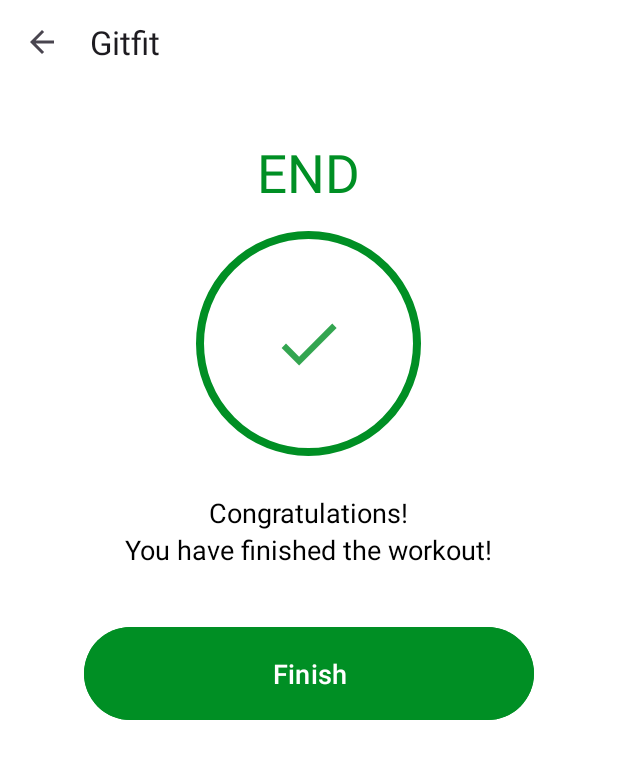
After one commit to kotmaster/Gitfit, an Android app: the FinishActivity screen opened directly, with no data from a screen before it, on a phone screen of 412 x 824 dp. The commit adds this screen. Shown: the top 759 px of the screen. Run offline under Robolectric (Android 15) with nearby library versions, the phone set to English and light mode, and no system bars.

Commit message:
Finish activity added

```diff
--- a/app/src/main/AndroidManifest.xml
+++ b/app/src/main/AndroidManifest.xml
@@ -19,6 +19,9 @@
         android:theme="@style/Theme.Gitfit"
         tools:targetApi="31">
         <activity
+            android:name=".FinishActivity"
+            android:exported="false" />
+        <activity
             android:name=".ExerciseActivity"
             android:exported="false" />
         <activity
--- a/app/src/main/java/com/example/gitfit/ExerciseActivity.kt
+++ b/app/src/main/java/com/example/gitfit/ExerciseActivity.kt
@@ -24,9 +24,11 @@ class ExerciseActivity : AppCompatActivity(), TextToSpeech.OnInitListener {
 
     private var restTimer: CountDownTimer? = null
     private var restProgress = 0
+    private var restTimerDuration: Long = 1
 
     private var exRestTimer: CountDownTimer? = null
     private var exRestProgress = 0
+    private var exTimerDuration: Long = 1
 
     private var exerciseList: ArrayList<ExerciseModel>? = null
     private var currentExercisePosition: Int = -1
@@ -47,14 +49,14 @@ class ExerciseActivity : AppCompatActivity(), TextToSpeech.OnInitListener {
         if (supportActionBar != null) {
             supportActionBar?.setDisplayHomeAsUpEnabled(true)
         }
+        binding?.exerciseActivityToolbar?.setNavigationOnClickListener {
+            onBackPressed()// press back button of device
+        }
 
         exerciseList = Constants.defaultExerciseList()
 
         tts = TextToSpeech(this, this)
 
-        binding?.exerciseActivityToolbar?.setNavigationOnClickListener {
-            onBackPressed()// press back button of device
-        }
 
         setupRestView()
         setupExerciseStatusRecyclerView()
@@ -126,7 +128,7 @@ class ExerciseActivity : AppCompatActivity(), TextToSpeech.OnInitListener {
 
         binding?.RestProgressBar?.progress = restProgress
 
-        restTimer = object : CountDownTimer(10000, 1000) {
+        restTimer = object : CountDownTimer(restTimerDuration * 1000, 1000) {
             override fun onTick(millisUntilFinished: Long) {
                 restProgress++
                 binding?.RestProgressBar?.progress = 10 - restProgress
@@ -147,7 +149,7 @@ class ExerciseActivity : AppCompatActivity(), TextToSpeech.OnInitListener {
     private fun setExProgressBar() {
         binding?.exProgressBar?.progress = exRestProgress
 
-        exRestTimer = object : CountDownTimer(30000, 1000) {
+        exRestTimer = object : CountDownTimer(exTimerDuration * 1000, 1000) {
             override fun onTick(millisUntilFinished: Long) {
                 exRestProgress++
                 binding?.exProgressBar?.progress = 30 - exRestProgress
@@ -156,16 +158,16 @@ class ExerciseActivity : AppCompatActivity(), TextToSpeech.OnInitListener {
 
             override fun onFinish() {
 
-                exerciseList!![currentExercisePosition].setIsSelected(false)
-                exerciseList!![currentExercisePosition].setIsCompleted(true)
-                ExerciseAdapter!!.notifyDataSetChanged()
-
-
                 // If there is still exercise
                 if (currentExercisePosition < exerciseList?.size!! - 1) {
+                    exerciseList!![currentExercisePosition].setIsSelected(false)
+                    exerciseList!![currentExercisePosition].setIsCompleted(true)
+                    ExerciseAdapter!!.notifyDataSetChanged()
                     setupRestView()
                 } else {
                     finish()
+                    val intent = Intent(this@ExerciseActivity, FinishActivity::class.java)
+                    startActivity(intent)
                 }
             }
         }.start()
--- /dev/null
+++ b/app/src/main/java/com/example/gitfit/FinishActivity.kt
@@ -0,0 +1,30 @@
+package com.example.gitfit
+
+import android.os.Bundle
+import androidx.activity.enableEdgeToEdge
+import androidx.appcompat.app.AppCompatActivity
+import androidx.core.view.ViewCompat
+import androidx.core.view.WindowInsetsCompat
+import com.example.gitfit.databinding.ActivityFinishBinding
+
+class FinishActivity : AppCompatActivity() {
+
+    private var binding: ActivityFinishBinding? = null
+    override fun onCreate(savedInstanceState: Bundle?) {
+        super.onCreate(savedInstanceState)
+        binding = ActivityFinishBinding.inflate(layoutInflater)
+        setContentView(binding?.root)
+
+        setSupportActionBar(binding?.finishActivityToolbar)
+
+        if (supportActionBar != null) {
+            supportActionBar?.setDisplayHomeAsUpEnabled(true)
+        }
+        binding?.finishActivityToolbar?.setNavigationOnClickListener {
+            onBackPressed()// press back button of device
+        }
+        binding?.finishButton?.setOnClickListener {
+            finish()
+        }
+    }
+}
--- /dev/null
+++ b/app/src/main/res/layout/activity_finish.xml
@@ -0,0 +1,65 @@
+<?xml version="1.0" encoding="utf-8"?>
+<LinearLayout xmlns:android="http://schemas.android.com/apk/res/android"
+    xmlns:tools="http://schemas.android.com/tools"
+    android:layout_width="match_parent"
+    android:layout_height="match_parent"
+    android:orientation="vertical"
+    android:gravity="center_horizontal"
+    tools:context=".FinishActivity"
+    android:background="@color/white">
+
+    <androidx.appcompat.widget.Toolbar
+        android:id="@+id/finishActivityToolbar"
+        android:layout_width="match_parent"
+        android:layout_height="?android:attr/actionBarSize"
+        android:background="@color/white" />
+
+    <TextView
+        android:id="@+id/finishActivityHeaderTextView"
+        android:layout_width="wrap_content"
+        android:layout_height="wrap_content"
+        android:layout_marginTop="35dp"
+        android:text="@string/end"
+        android:textColor="@color/colorAccent"
+        android:textSize="35sp" />
+
+    <LinearLayout
+        android:layout_width="150dp"
+        android:layout_height="150dp"
+        android:layout_marginTop="15dp"
+        android:background="@drawable/item_circular_color_accent_border"
+        android:gravity="center">
+
+        <ImageView
+            android:layout_width="50dp"
+            android:layout_height="50dp"
+            android:contentDescription="@string/image"
+            android:src="@drawable/ic_action_done" />
+    </LinearLayout>
+
+    <TextView
+        android:layout_width="wrap_content"
+        android:layout_height="wrap_content"
+        android:layout_marginTop="25dp"
+        android:text="@string/congratulations"
+        android:textColor="@color/black"
+        android:textSize="18sp" />
+
+    <TextView
+        android:layout_width="wrap_content"
+        android:layout_height="wrap_content"
+        android:text="@string/finish_text"
+        android:textColor="@color/black"
+        android:textSize="18sp" />
+
+    <Button
+        android:id="@+id/finishButton"
+        android:layout_width="300dp"
+        android:layout_height="70dp"
+        android:layout_marginTop="35dp"
+        android:backgroundTint="@color/colorAccent"
+        android:text="@string/finish"
+        android:textColor="@color/white"
+        android:textSize="18sp" />
+
+</LinearLayout>
```
